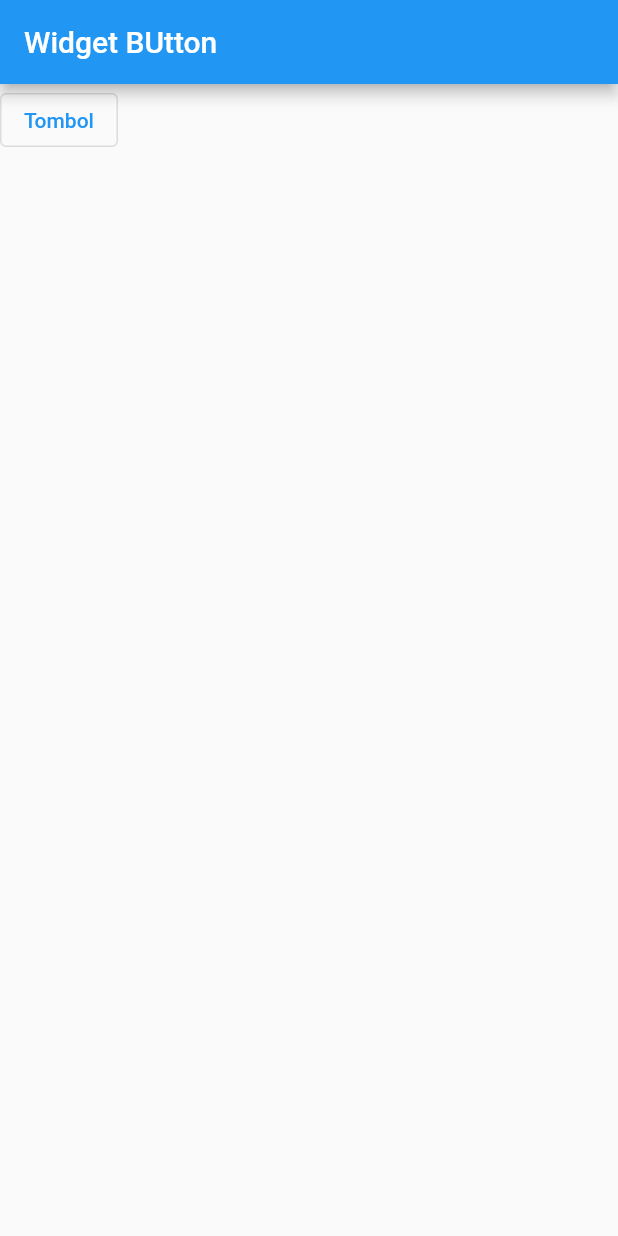
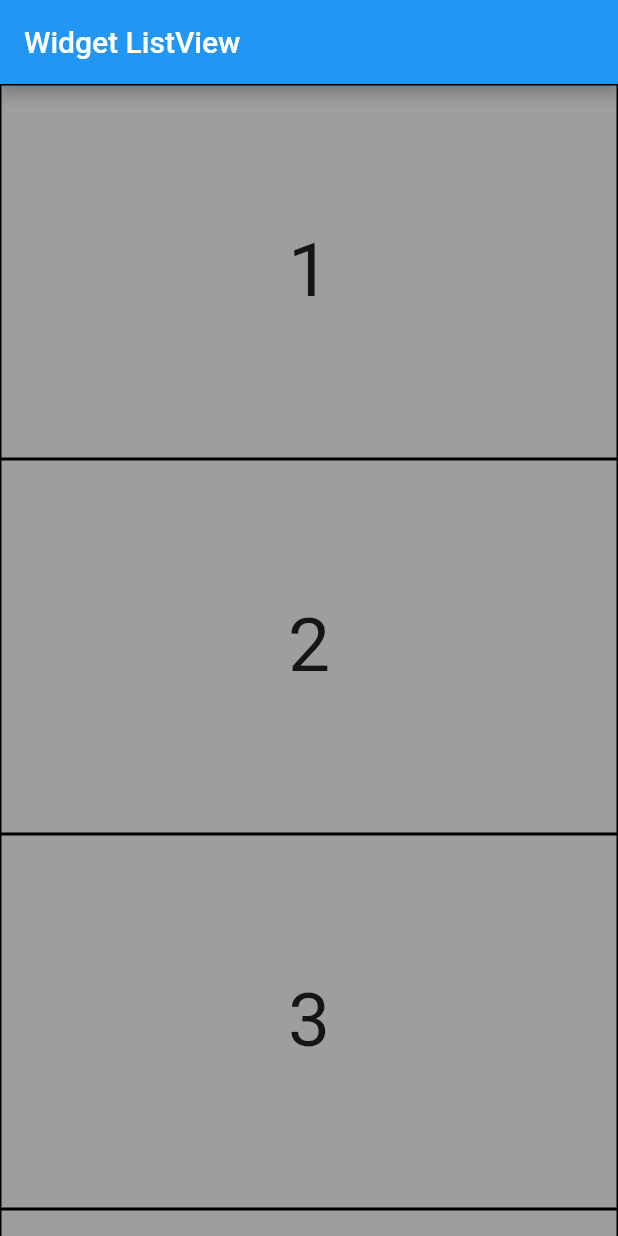
Before and after one commit to saifudinzezy/flutter-pemula, a Flutter app: the screen it shows after launch, on a phone screen of 412 x 824 dp. Run offline on Flutter 3.47's test engine with Material 2 defaults, Android fonts, the phone set to English and light mode, and no system bars.

Commit message:
add static listview

```diff
--- a/lib/main.dart
+++ b/lib/main.dart
@@ -4,6 +4,8 @@ import 'package:flutter/material.dart';
 void main() => runApp(MyApp());
 
 class MyApp extends StatelessWidget {
+  final List<int> numberList = [1, 2, 3, 4, 5, 6, 7, 8, 9, 10];
+
   @override
   Widget build(BuildContext context) {
     return MaterialApp(
@@ -13,20 +15,64 @@ class MyApp extends StatelessWidget {
       ),
       home: Scaffold(
         appBar: AppBar(
-          title: Text('Widget BUtton'),
+          title: Text('Widget ListView'),
         ),
-        body: Column(
+        body: ListView(
           children: [
             Container(
-              child: OutlinedButton(
-                  onPressed: (){
-
-                  },
-                  child: Text("Tombol")
+              height: 250,
+              decoration: BoxDecoration(
+                color: Colors.grey,
+                border: Border.all(color: Colors.black),
               ),
-            )
+              child: Center(
+                child: Text(
+                  '1',
+                  style: TextStyle(fontSize: 50),
+                ),
+              ),
+            ),
+            Container(
+              height: 250,
+              decoration: BoxDecoration(
+                color: Colors.grey,
+                border: Border.all(color: Colors.black),
+              ),
+              child: Center(
+                child: Text(
+                  '2',
+                  style: TextStyle(fontSize: 50),
+                ),
+              ),
+            ),
+            Container(
+              height: 250,
+              decoration: BoxDecoration(
+                color: Colors.grey,
+                border: Border.all(color: Colors.black),
+              ),
+              child: Center(
+                child: Text(
+                  '3',
+                  style: TextStyle(fontSize: 50),
+                ),
+              ),
+            ),
+            Container(
+              height: 250,
+              decoration: BoxDecoration(
+                color: Colors.grey,
+                border: Border.all(color: Colors.black),
+              ),
+              child: Center(
+                child: Text(
+                  '4',
+                  style: TextStyle(fontSize: 50),
+                ),
+              ),
+            ),
           ],
-        ),
+        )
       )
     );
   }
```
